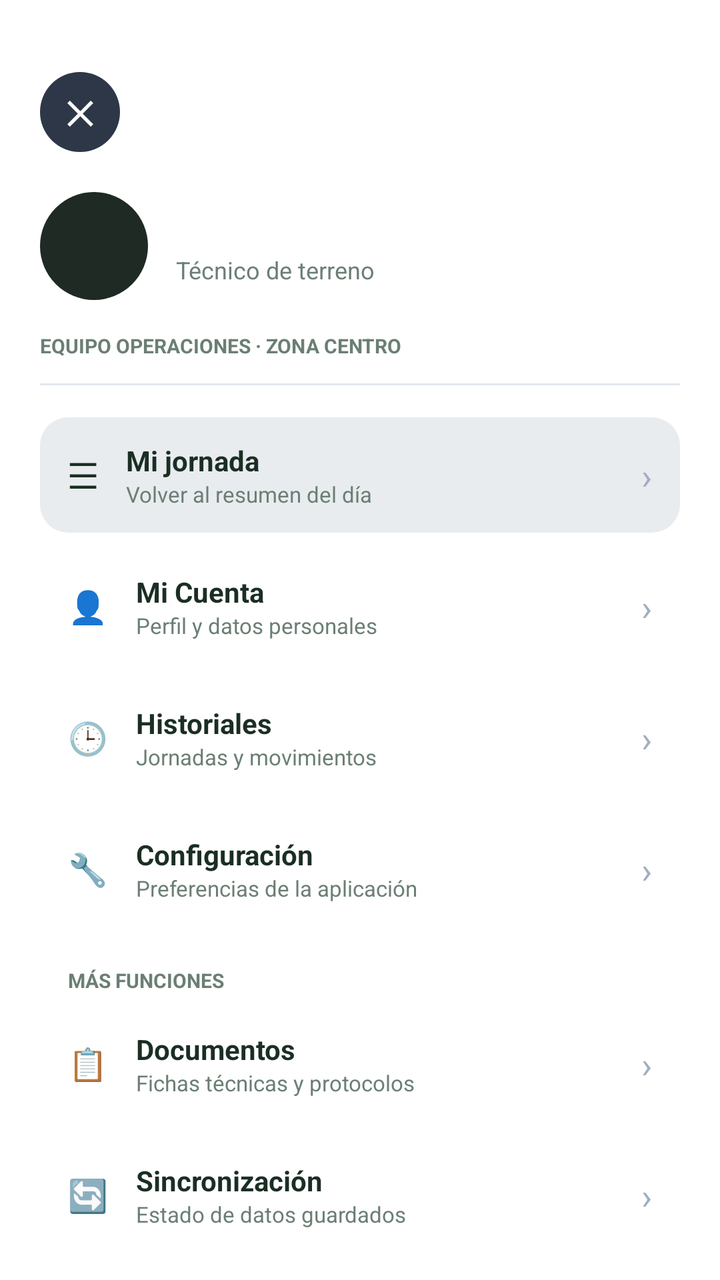
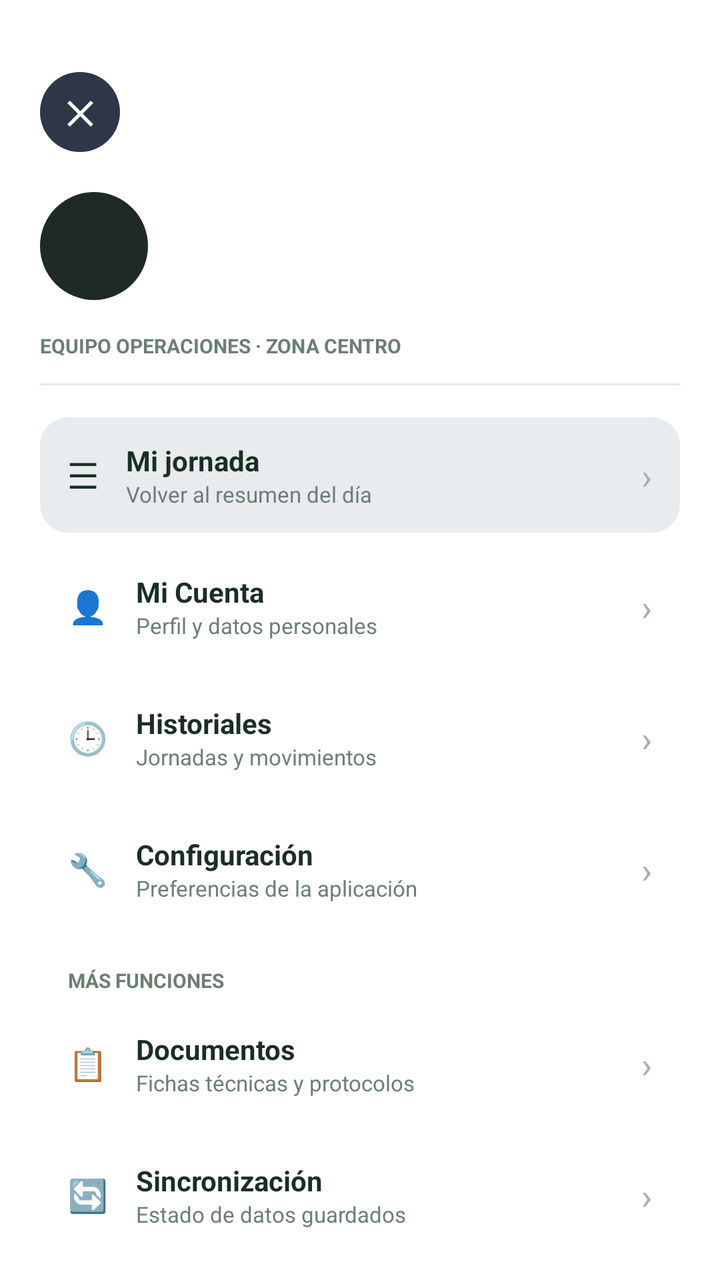

Screens rendered from an Android XML layout before and after an edit, with the pre-edit source and the edit as a unified diff.
<!-- AndroidManifest.xml: application theme Theme.DesiertoTarapaca -->
<!-- res/layout/nav_drawer_menu.xml -->
<?xml version="1.0" encoding="utf-8"?>
<LinearLayout xmlns:android="http://schemas.android.com/apk/res/android"
    android:layout_width="300dp"
    android:layout_height="match_parent"
    android:layout_gravity="start"
    android:background="#FFFFFF"
    android:orientation="vertical"
    android:paddingHorizontal="20dp"
    android:paddingTop="36dp"
    android:paddingBottom="24dp">

    <RelativeLayout
        android:id="@+id/btnCerrarDrawer"
        android:layout_width="40dp"
        android:layout_height="40dp"
        android:background="@drawable/bg_avatar_circle"
        android:backgroundTint="#2D3748"
        android:clickable="true"
        android:focusable="true">

        <TextView
            android:layout_width="wrap_content"
            android:layout_height="wrap_content"
            android:layout_centerInParent="true"
            android:text="✕"
            android:textColor="#FFFFFF"
            android:textSize="16sp"
            android:textStyle="bold" />
    </RelativeLayout>

    <LinearLayout
        android:layout_width="match_parent"
        android:layout_height="wrap_content"
        android:layout_marginTop="20dp"
        android:gravity="center_vertical"
        android:orientation="horizontal">

        <RelativeLayout
            android:layout_width="54dp"
            android:layout_height="54dp"
            android:background="@drawable/bg_avatar_circle">

            <TextView
                android:id="@+id/tvAvatarIniciales"
                android:layout_width="wrap_content"
                android:layout_height="wrap_content"
                android:layout_centerInParent="true"
                android:textColor="#FFFFFF"
                android:textSize="16sp"
                android:textStyle="bold" />
        </RelativeLayout>

        <LinearLayout
            android:layout_width="wrap_content"
            android:layout_height="wrap_content"
            android:layout_marginStart="14dp"
            android:orientation="vertical">

            <TextView
                android:id="@+id/tvNombreUsuario"
                android:layout_width="wrap_content"
                android:layout_height="wrap_content"
                android:textColor="#1B2E24"
                android:textSize="16sp"
                android:textStyle="bold" />

            <TextView
                android:id="@+id/tvCargoUsuario"
                android:layout_width="wrap_content"
                android:layout_height="wrap_content"
                android:layout_marginTop="2dp"
                android:text="Técnico de terreno"
                android:textColor="#6B7F74"
                android:textSize="12sp" />
        </LinearLayout>
    </LinearLayout>

    <TextView
        android:layout_width="wrap_content"
        android:layout_height="wrap_content"
        android:layout_marginTop="16dp"
        android:text="EQUIPO OPERACIONES · ZONA CENTRO"
        android:textColor="#6B7F74"
        android:textSize="10sp"
        android:textStyle="bold" />

    <View
        android:layout_width="match_parent"
        android:layout_height="1dp"
        android:layout_marginTop="12dp"
        android:layout_marginBottom="16dp"
        android:background="#E2E8F0" />

    <ScrollView
        android:layout_width="match_parent"
        android:layout_height="0dp"
        android:layout_weight="1"
        android:scrollbars="none">

        <LinearLayout
            android:layout_width="match_parent"
            android:layout_height="wrap_content"
            android:orientation="vertical">

            <LinearLayout
                android:id="@+id/navItemMiJornada"
                android:layout_width="match_parent"
                android:layout_height="wrap_content"
                android:background="@drawable/bg_nav_item_selected"
                android:clickable="true"
                android:focusable="true"
                android:gravity="center_vertical"
                android:orientation="horizontal"
                android:paddingHorizontal="14dp"
                android:paddingVertical="12dp">

                <TextView
                    android:layout_width="wrap_content"
                    android:layout_height="wrap_content"
                    android:text="☰"
                    android:textColor="#1B2E24"
                    android:textSize="18sp" />

                <LinearLayout
                    android:layout_width="0dp"
                    android:layout_height="wrap_content"
                    android:layout_marginStart="14dp"
                    android:layout_weight="1"
                    android:orientation="vertical">

                    <TextView
                        android:layout_width="wrap_content"
                        android:layout_height="wrap_content"
                        android:text="Mi jornada"
                        android:textColor="#1B2E24"
                        android:textSize="14sp"
                        android:textStyle="bold" />

                    <TextView
                        android:layout_width="wrap_content"
                        android:layout_height="wrap_content"
                        android:text="Volver al resumen del día"
                        android:textColor="#6B7F74"
                        android:textSize="11sp" />
                </LinearLayout>

                <TextView
                    android:layout_width="wrap_content"
                    android:layout_height="wrap_content"
                    android:text="›"
                    android:textColor="#A0AEC0"
                    android:textSize="18sp" />
            </LinearLayout>

            <LinearLayout
                android:id="@+id/navItemMiCuenta"
                android:layout_width="match_parent"
                android:layout_height="wrap_content"
                android:layout_marginTop="8dp"
                android:clickable="true"
                android:focusable="true"
                android:gravity="center_vertical"
                android:orientation="horizontal"
                android:paddingHorizontal="14dp"
                android:paddingVertical="12dp">

                <TextView
                    android:layout_width="wrap_content"
                    android:layout_height="wrap_content"
                    android:text="👤"
                    android:textSize="16sp" />

                <LinearLayout
                    android:layout_width="0dp"
                    android:layout_height="wrap_content"
                    android:layout_marginStart="14dp"
                    android:layout_weight="1"
                    android:orientation="vertical">

                    <TextView
                        android:layout_width="wrap_content"
                        android:layout_height="wrap_content"
                        android:text="Mi Cuenta"
                        android:textColor="#1B2E24"
                        android:textSize="14sp"
                        android:textStyle="bold" />

                    <TextView
                        android:layout_width="wrap_content"
                        android:layout_height="wrap_content"
                        android:text="Perfil y datos personales"
                        android:textColor="#6B7F74"
                        android:textSize="11sp" />
                </LinearLayout>

                <TextView
                    android:layout_width="wrap_content"
                    android:layout_height="wrap_content"
                    android:text="›"
                    android:textColor="#A0AEC0"
                    android:textSize="18sp" />
            </LinearLayout>

            <LinearLayout
                android:id="@+id/navItemHistoriales"
                android:layout_width="match_parent"
                android:layout_height="wrap_content"
                android:layout_marginTop="8dp"
                android:clickable="true"
                android:focusable="true"
                android:gravity="center_vertical"
                android:orientation="horizontal"
                android:paddingHorizontal="14dp"
                android:paddingVertical="12dp">

                <TextView
                    android:layout_width="wrap_content"
                    android:layout_height="wrap_content"
                    android:text="🕒"
                    android:textSize="16sp" />

                <LinearLayout
                    android:layout_width="0dp"
                    android:layout_height="wrap_content"
                    android:layout_marginStart="14dp"
                    android:layout_weight="1"
                    android:orientation="vertical">

                    <TextView
                        android:layout_width="wrap_content"
                        android:layout_height="wrap_content"
                        android:text="Historiales"
                        android:textColor="#1B2E24"
                        android:textSize="14sp"
                        android:textStyle="bold" />

                    <TextView
                        android:layout_width="wrap_content"
                        android:layout_height="wrap_content"
                        android:text="Jornadas y movimientos"
                        android:textColor="#6B7F74"
                        android:textSize="11sp" />
                </LinearLayout>

                <TextView
                    android:layout_width="wrap_content"
                    android:layout_height="wrap_content"
                    android:text="›"
                    android:textColor="#A0AEC0"
                    android:textSize="18sp" />
            </LinearLayout>

            <LinearLayout
                android:id="@+id/navItemConfiguracion"
                android:layout_width="match_parent"
                android:layout_height="wrap_content"
                android:layout_marginTop="8dp"
                android:clickable="true"
                android:focusable="true"
                android:gravity="center_vertical"
                android:orientation="horizontal"
                android:paddingHorizontal="14dp"
                android:paddingVertical="12dp">

                <TextView
                    android:layout_width="wrap_content"
                    android:layout_height="wrap_content"
                    android:text="🔧"
                    android:textSize="16sp" />

                <LinearLayout
                    android:layout_width="0dp"
                    android:layout_height="wrap_content"
                    android:layout_marginStart="14dp"
                    android:layout_weight="1"
                    android:orientation="vertical">

                    <TextView
                        android:layout_width="wrap_content"
                        android:layout_height="wrap_content"
                        android:text="Configuración"
                        android:textColor="#1B2E24"
                        android:textSize="14sp"
                        android:textStyle="bold" />

                    <TextView
                        android:layout_width="wrap_content"
                        android:layout_height="wrap_content"
                        android:text="Preferencias de la aplicación"
                        android:textColor="#6B7F74"
                        android:textSize="11sp" />
                </LinearLayout>

                <TextView
                    android:layout_width="wrap_content"
                    android:layout_height="wrap_content"
                    android:text="›"
                    android:textColor="#A0AEC0"
                    android:textSize="18sp" />
            </LinearLayout>

            <TextView
                android:layout_width="wrap_content"
                android:layout_height="wrap_content"
                android:layout_marginStart="14dp"
                android:layout_marginTop="20dp"
                android:layout_marginBottom="6dp"
                android:text="MÁS FUNCIONES"
                android:textColor="#6B7F74"
                android:textSize="10sp"
                android:textStyle="bold" />

            <LinearLayout
                android:id="@+id/navItemDocumentos"
                android:layout_width="match_parent"
                android:layout_height="wrap_content"
                android:clickable="true"
                android:focusable="true"
                android:gravity="center_vertical"
                android:orientation="horizontal"
                android:paddingHorizontal="14dp"
                android:paddingVertical="12dp">

                <TextView
                    android:layout_width="wrap_content"
                    android:layout_height="wrap_content"
                    android:text="📋"
                    android:textSize="16sp" />

                <LinearLayout
                    android:layout_width="0dp"
                    android:layout_height="wrap_content"
                    android:layout_marginStart="14dp"
                    android:layout_weight="1"
                    android:orientation="vertical">

                    <TextView
                        android:layout_width="wrap_content"
                        android:layout_height="wrap_content"
                        android:text="Documentos"
                        android:textColor="#1B2E24"
                        android:textSize="14sp"
                        android:textStyle="bold" />

                    <TextView
                        android:layout_width="wrap_content"
                        android:layout_height="wrap_content"
                        android:text="Fichas técnicas y protocolos"
                        android:textColor="#6B7F74"
                        android:textSize="11sp" />
                </LinearLayout>

                <TextView
                    android:layout_width="wrap_content"
                    android:layout_height="wrap_content"
                    android:text="›"
                    android:textColor="#A0AEC0"
                    android:textSize="18sp" />
            </LinearLayout>

            <LinearLayout
                android:id="@+id/navItemSincronizacion"
                android:layout_width="match_parent"
                android:layout_height="wrap_content"
                android:layout_marginTop="8dp"
                android:clickable="true"
                android:focusable="true"
                android:gravity="center_vertical"
                android:orientation="horizontal"
                android:paddingHorizontal="14dp"
                android:paddingVertical="12dp">

                <TextView
                    android:layout_width="wrap_content"
                    android:layout_height="wrap_content"
                    android:text="🔄"
                    android:textSize="16sp" />

                <LinearLayout
                    android:layout_width="0dp"
                    android:layout_height="wrap_content"
                    android:layout_marginStart="14dp"
                    android:layout_weight="1"
                    android:orientation="vertical">

                    <TextView
                        android:layout_width="wrap_content"
                        android:layout_height="wrap_content"
                        android:text="Sincronización"
                        android:textColor="#1B2E24"
                        android:textSize="14sp"
                        android:textStyle="bold" />

                    <TextView
                        android:layout_width="wrap_content"
                        android:layout_height="wrap_content"
                        android:text="Estado de datos guardados"
                        android:textColor="#6B7F74"
                        android:textSize="11sp" />
                </LinearLayout>

                <TextView
                    android:layout_width="wrap_content"
                    android:layout_height="wrap_content"
                    android:text="›"
                    android:textColor="#A0AEC0"
                    android:textSize="18sp" />
            </LinearLayout>

            <LinearLayout
                android:id="@+id/navItemSoporte"
                android:layout_width="match_parent"
                android:layout_height="wrap_content"
                android:layout_marginTop="8dp"
                android:clickable="true"
                android:focusable="true"
                android:gravity="center_vertical"
                android:orientation="horizontal"
                android:paddingHorizontal="14dp"
                android:paddingVertical="12dp">

                <TextView
                    android:layout_width="wrap_content"
                    android:layout_height="wrap_content"
                    android:text="❓"
                    android:textSize="16sp" />

                <LinearLayout
                    android:layout_width="0dp"
                    android:layout_height="wrap_content"
                    android:layout_marginStart="14dp"
                    android:layout_weight="1"
                    android:orientation="vertical">

                    <TextView
                        android:layout_width="wrap_content"
                        android:layout_height="wrap_content"
                        android:text="Soporte"
                        android:textColor="#1B2E24"
                        android:textSize="14sp"
                        android:textStyle="bold" />

                    <TextView
                        android:layout_width="wrap_content"
                        android:layout_height="wrap_content"
                        android:text="Ayuda para tu trabajo en terreno"
                        android:textColor="#6B7F74"
                        android:textSize="11sp" />
                </LinearLayout>

                <TextView
                    android:layout_width="wrap_content"
                    android:layout_height="wrap_content"
                    android:text="›"
                    android:textColor="#A0AEC0"
                    android:textSize="18sp" />
            </LinearLayout>

        </LinearLayout>
    </ScrollView>

</LinearLayout>
<!-- resources referenced by this layout -->
<resources>
  <!-- drawable bg_avatar_circle (drawable) -->
  <?xml version="1.0" encoding="utf-8"?>
  <shape xmlns:android="http://schemas.android.com/apk/res/android"
      android:shape="oval">
      <solid android:color="#1F2A24" />
  </shape>
  <!-- drawable bg_nav_item_selected (drawable) -->
  <?xml version="1.0" encoding="utf-8"?>
  <shape xmlns:android="http://schemas.android.com/apk/res/android"
      android:shape="rectangle">
      <solid android:color="#E9ECEF" />
      <corners android:radius="14dp" />
  </shape>
  <style name="Theme.DesiertoTarapaca" parent="Base.Theme.DesiertoTarapaca" />
  <style name="Base.Theme.DesiertoTarapaca" parent="Theme.Material3.DayNight.NoActionBar">
          
          
      </style>
</resources>

<!-- the commit's change to res/layout/nav_drawer_menu.xml (unified diff, before → after) -->
@@ -69,7 +69,6 @@
                 android:layout_width="wrap_content"
                 android:layout_height="wrap_content"
                 android:layout_marginTop="2dp"
-                android:text="Técnico de terreno"
                 android:textColor="#6B7F74"
                 android:textSize="12sp" />
         </LinearLayout>
